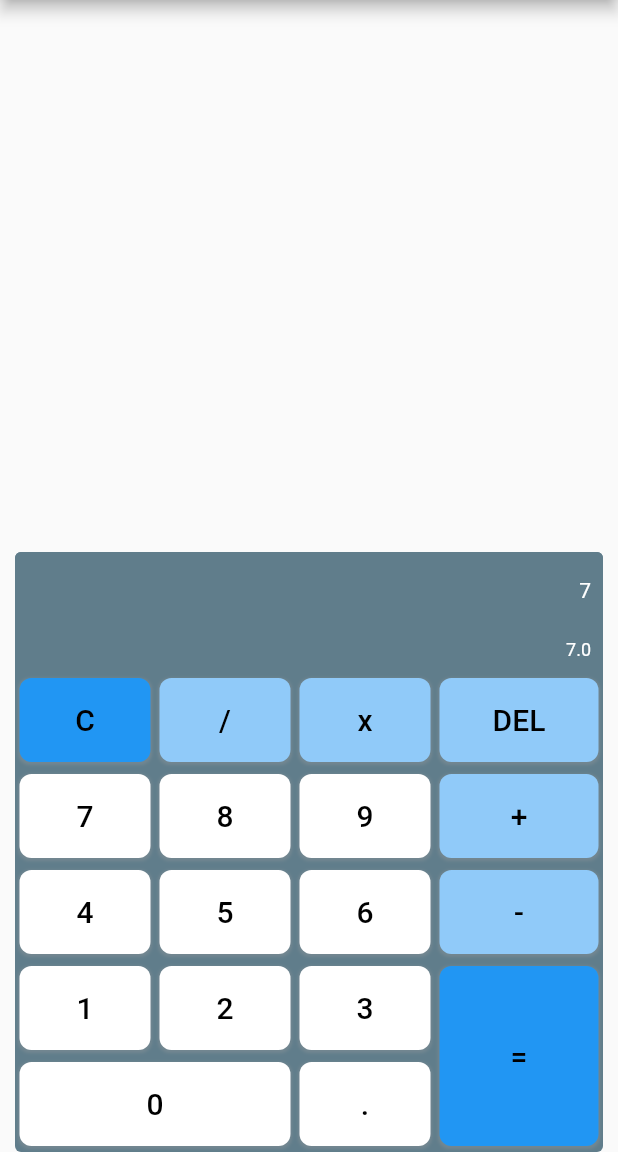
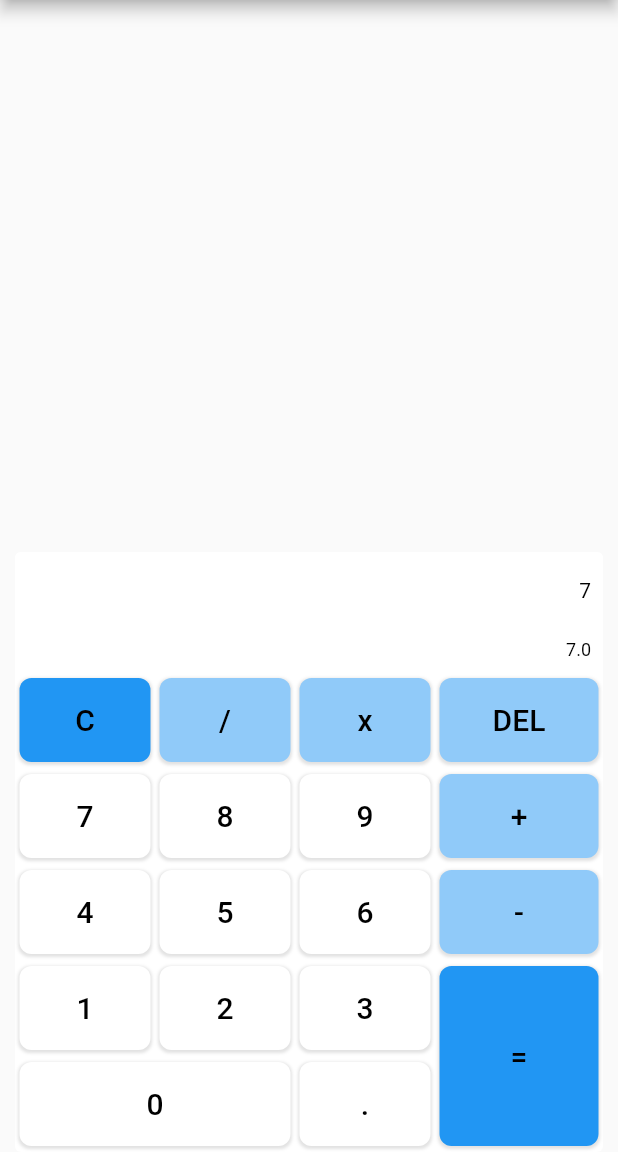
Before and after one commit to MuhammadMusa22/flutter_awesome_calculator, a Flutter app: the screen it shows after launch, after a tap on an icon or button, on a phone screen of 412 x 824 dp, the part 84-1236 px from its top. Run offline on Flutter 3.47's test engine with Material 2 defaults, Android fonts, the phone set to English and light mode, and no system bars; our stand-ins replace math_expressions.

Commit message:
main.dart updated for colors

```diff
--- a/example/lib/main.dart
+++ b/example/lib/main.dart
@@ -43,14 +43,13 @@ class _MyHomePageState extends State<MyHomePage> {
         child: FlutterAwesomeCalculator(
           context: context,
           digitsButtonColor: Colors.white,
-          backgroundColor: Colors.blueGrey,
-          expressionAnswerColor: Colors.white,
-          //height: 400,
+          backgroundColor: Colors.white,
+          expressionAnswerColor: Colors.black,
           showAnswerField: true,
           fractionDigits: 1,
           buttonRadius: 8,
           onChanged: (ans,expression){
-           log('Expression : $expression');
+
           },
         ),
       ),
```
